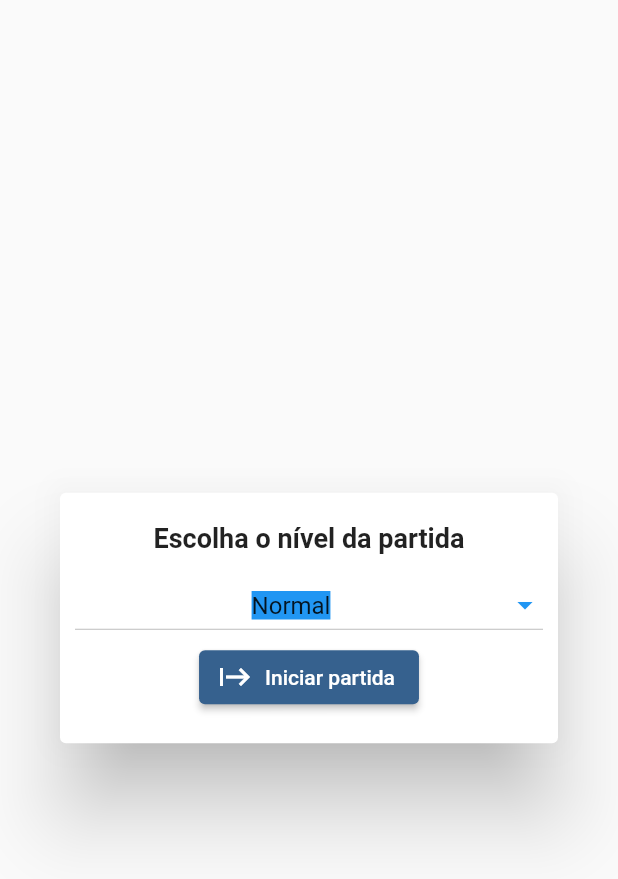
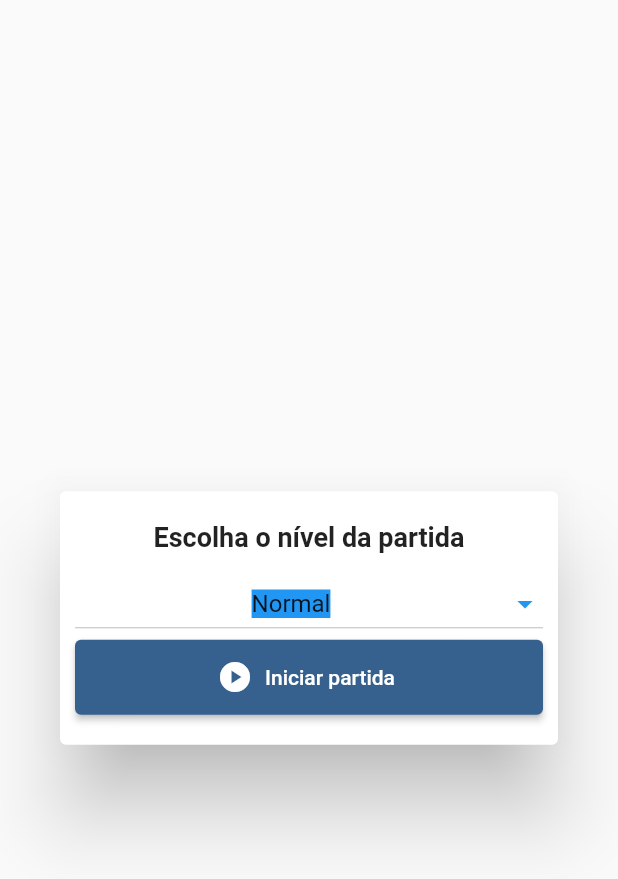
Before and after one commit to EduardoGomesSa/wordgame, a Flutter app: the StartGameModal widget shown alone on an empty page, opened directly, on a phone screen of 412 x 824 dp. Shown: the top 879 px of the screen. Run offline on Flutter 3.47's test engine with Material 3 defaults, Android fonts, the phone set to English and light mode, and no system bars.

Commit message:
feat: :recycle: improve layout button start

```diff
--- a/lib/src/screens/home/modals/start_game_modal.dart
+++ b/lib/src/screens/home/modals/start_game_modal.dart
@@ -50,10 +50,15 @@ class _StartGameModalState extends State<StartGameModal> {
                 });
               },
             ),
-            ElevatedButton.icon(
-              onPressed: () {},
-              icon: const Icon(Icons.start),
-              label: const Text("Iniciar partida"),
+            SizedBox(
+              width: double.infinity,
+              height: 50,
+              child: ElevatedButton.icon(
+                onPressed: () {},
+                label: const Text("Iniciar partida"),
+                icon: const Icon(Icons.play_circle),
+
+              ),
             ),
           ],
         ),
```
